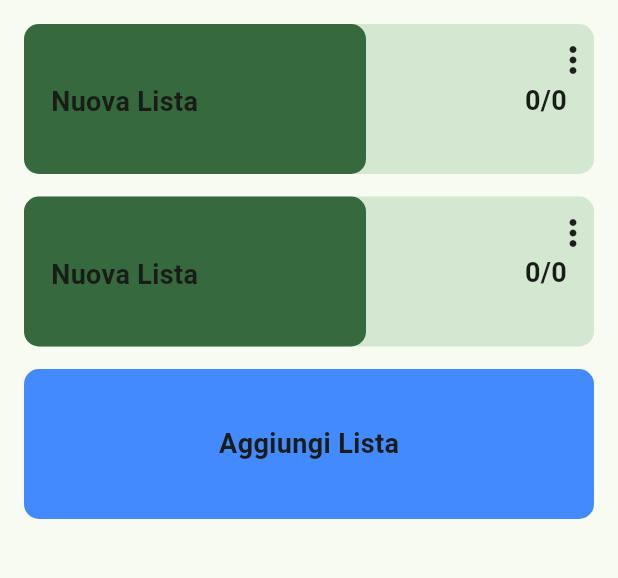
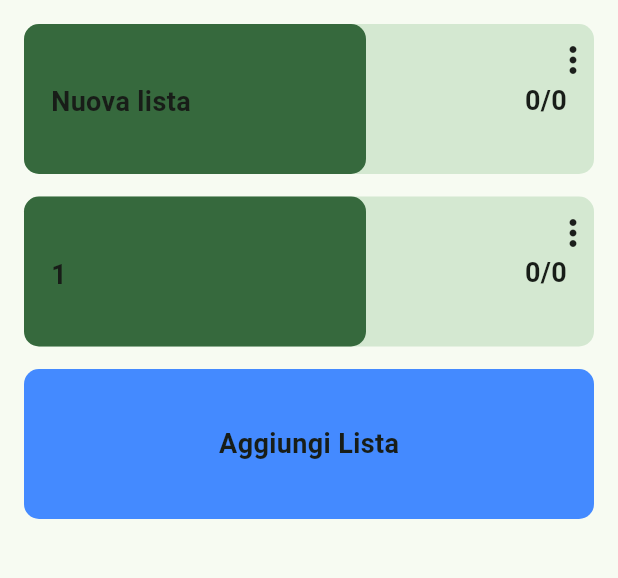
Before and after one commit to E-d-o/FoodPlan, a Flutter app: the screen it shows after launch, after a tap on "Aggiungi Lista", on a phone screen of 412 x 824 dp, the part 84-662 px from its top. Run offline on Flutter 3.47's test engine with Material 3 defaults, Android fonts, the light colour scheme and no system bars.

Commit message:
added optional title to mainlist and confirmed that removelist is funcitioning as expected

```diff
--- a/lib/components/mainlist.dart
+++ b/lib/components/mainlist.dart
@@ -5,23 +5,23 @@ import 'package:foodplan/pages/single_list_page.dart';
 import 'package:provider/provider.dart';
 
 class MainList extends StatefulWidget {
-  MainList({super.key, required this.id});
+  MainList({super.key, required this.id, this.title = "Nuova lista"});
 
   final SingleListPage myPage = SingleListPage();
   final String id;
+  String title = "Nuova lista";
 
   @override
   State<MainList> createState() => _MainListState();
 }
 
 class _MainListState extends State<MainList> {
-  String title = "Nuova Lista";
   final isEditingName = ValueNotifier(false);
   TextEditingController textEditingController = TextEditingController();
   final double borderRadius = 10.0;
   @override
   void initState() {
-    textEditingController.text = title;
+    textEditingController.text = widget.title;
     super.initState();
   }
 
@@ -145,7 +145,7 @@ class _MainListState extends State<MainList> {
           autofocus: true,
           style: Theme.of(context).textTheme.bodyMedium,
           onSubmitted: (value) {
-            title = value;
+            widget.title = value;
             isEditingName.value = !isEditingName.value;
           },
         ),
@@ -153,7 +153,10 @@ class _MainListState extends State<MainList> {
     } else {
       return SizedBox(
         height: 24,
-        child: Text(title, style: Theme.of(context).textTheme.bodyMedium),
+        child: Text(
+          widget.title,
+          style: Theme.of(context).textTheme.bodyMedium,
+        ),
       );
     }
   }
--- a/lib/notifiers/main_list_manager.dart
+++ b/lib/notifiers/main_list_manager.dart
@@ -22,7 +22,10 @@ class MainListManager with ChangeNotifier {
 
   void addMainList() {
     String generatedId = uuid.v4();
-    _mainListPages.insert(_mainListPages.length, MainList(id: generatedId));
+    _mainListPages.insert(
+      _mainListPages.length,
+      MainList(id: generatedId, title: _mainListPages.length.toString()),
+    );
     print(generatedId);
 
     notifyListeners();
@@ -33,7 +36,7 @@ class MainListManager with ChangeNotifier {
     notifyListeners();
   }
 
-  void renameList(String id) {
+  void renameList(String renameId) {
     notifyListeners();
   }
 }
```
